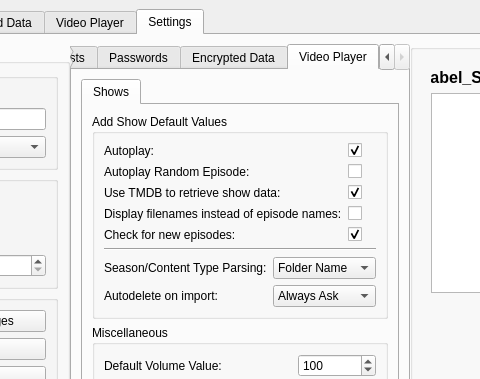
Old version of the form mainwindow.ui in the repository therealMaPMaKeR/MMDiary; both pictures show x 290 to 770 and y 0 to 379 of the 960 by 540 pixel window.
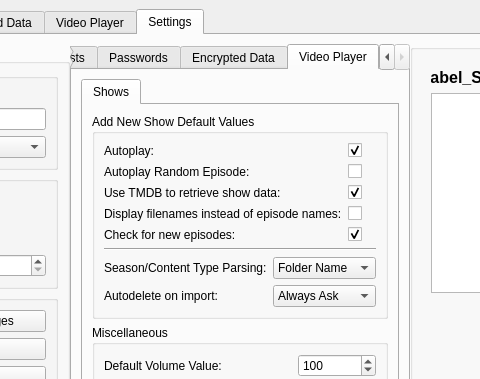
New version of the form. The open tabs and pages were chosen to show the change. Custom widgets are drawn as their Qt base class.

Commit message: added unsaved changes support to tv shows settings tab

Diff of the .ui file:
```diff
--- a/mainwindow.ui
+++ b/mainwindow.ui
@@ -2055,7 +2055,7 @@
                 <item>
                  <widget class="QGroupBox" name="groupBox_8">
                   <property name="title">
-                   <string>Add Show Default Values</string>
+                   <string>Add New Show Default Values</string>
                   </property>
                   <layout class="QVBoxLayout" name="verticalLayout_30">
                    <item>
```
Left out of the diff: 2 changed lines with no effect on the pictures. The commit also changes 2 other files.
